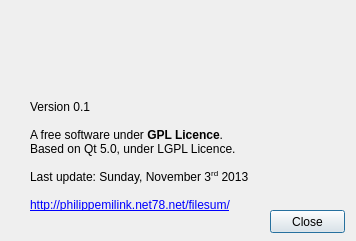
Before: the Qt Designer form AboutDialog.ui in philippemilink/FileSum, drawn with Qt 5.
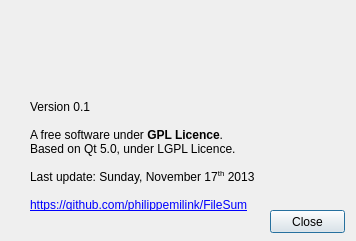
After: the same form once the commit is applied.

Commit message: Change website adress in the about window.

Diff of the .ui file:
```diff
--- a/AboutDialog.ui
+++ b/AboutDialog.ui
@@ -36,7 +36,7 @@
     </rect>
    </property>
    <property name="text">
-    <string>&lt;html&gt;&lt;head/&gt;&lt;body&gt;&lt;p&gt;Version 0.1&lt;br/&gt;&lt;br/&gt;A free software under &lt;span style=&quot; font-weight:600;&quot;&gt;GPL Licence&lt;/span&gt;.&lt;br/&gt;Based on Qt 5.0, under LGPL Licence.&lt;br/&gt;&lt;br/&gt;Last update: Sunday, November 3&lt;span style=&quot; vertical-align:super;&quot;&gt;rd&lt;/span&gt; 2013&lt;br/&gt;&lt;br/&gt;&lt;a href=&quot;http://philippemilink.net78.net/filesum/&quot;&gt;&lt;span style=&quot; text-decoration: underline; color:#0000ff;&quot;&gt;http://philippemilink.net78.net/filesum/&lt;/span&gt;&lt;/a&gt;&lt;/p&gt;&lt;/body&gt;&lt;/html&gt;</string>
+    <string>&lt;html&gt;&lt;head/&gt;&lt;body&gt;&lt;p&gt;Version 0.1&lt;br/&gt;&lt;br/&gt;A free software under &lt;span style=&quot; font-weight:600;&quot;&gt;GPL Licence&lt;/span&gt;.&lt;br/&gt;Based on Qt 5.0, under LGPL Licence.&lt;br/&gt;&lt;br/&gt;Last update: Sunday, November 17&lt;span style=&quot; vertical-align:super;&quot;&gt;th&lt;/span&gt; 2013&lt;br/&gt;&lt;br/&gt;&lt;a href=&quot;https://github.com/philippemilink/FileSum&quot;&gt;&lt;span style=&quot; text-decoration: underline; color:#0000ff;&quot;&gt;https://github.com/philippemilink/FileSum&lt;/span&gt;&lt;/a&gt;&lt;/p&gt;&lt;/body&gt;&lt;/html&gt;</string>
    </property>
   </widget>
   <widget class="QLabel" name="labelIcon">
```
